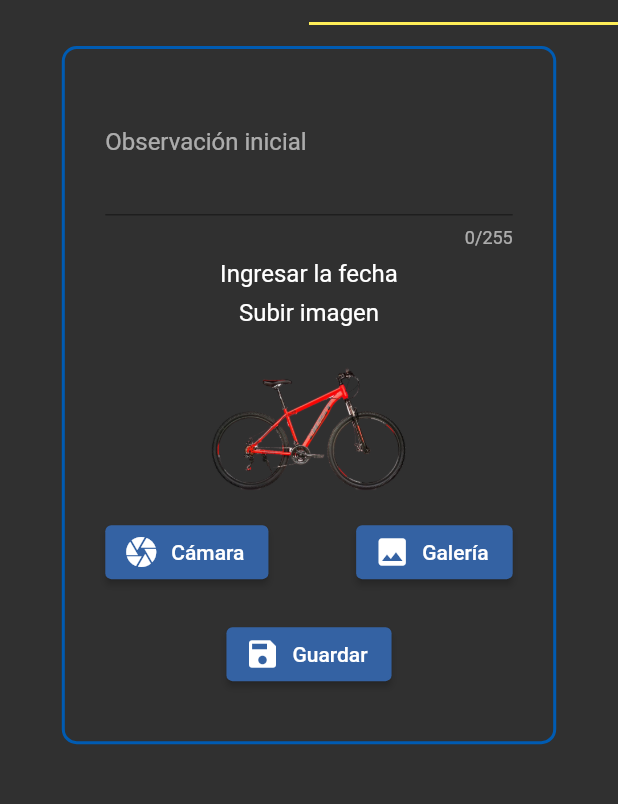
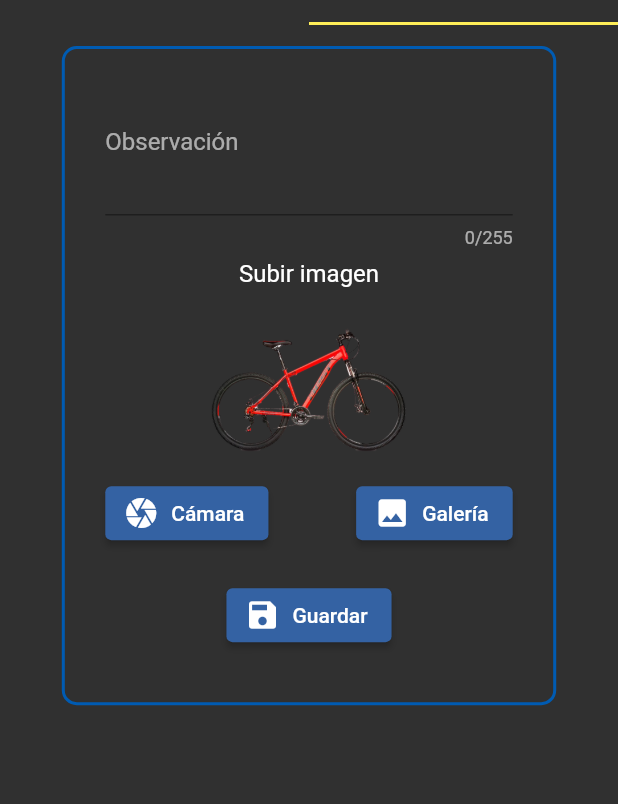
Before and after one commit to rvpichucho/ECUAVENTURE, a Flutter app: the BikeDetailsWidget screen opened directly with empty values, tab 2 chosen, on a phone screen of 412 x 824 dp, the part 47-851 px from its top. Run offline on Flutter 3.47's test engine with Material 2 defaults, Android fonts, the phone set to English and light mode, and no system bars; our stand-ins replace cloud_firestore, firebase_core, flutter_screenutil, image_picker, shared_preferences; missing offline and left inert: cloudinary_public; accounts and stored records are empty; generated files the repository leaves out were written again.

Commit message:
reservacion fecha x3

```diff
--- a/lib/src/services/fotos_service.dart
+++ b/lib/src/services/fotos_service.dart
@@ -8,7 +8,7 @@ import 'package:ecuaventure/src/models/foto_model.dart';
 class FotosService {
   FotosService();
 
-  final String _rootUrl = "https://trifasic-backend-9bc1e.web.app/api/foto";
+  final String _rootUrl = "https://ecuaventure-d9eb0.web.app/api/foto";
 
   Future<int> postFoto(Foto foto) async {
     try {
--- a/lib/src/widgets/reservation_details_form_widget.dart
+++ b/lib/src/widgets/reservation_details_form_widget.dart
@@ -69,15 +69,10 @@ class _ReservationDetailsFormWidgetState
                         validator: (value) {
                           return _validateObservacion(value!);
                         },
-                        decoration: const InputDecoration(
-                            labelText: "Observación inicial"),
+                        decoration:
+                            const InputDecoration(labelText: "Observación"),
                         maxLength: 255,
                         maxLines: 3),
-                    Padding(
-                      padding: const EdgeInsets.only(top: 7.0),
-                      child: Text("Ingresar la fecha",
-                          style: Theme.of(context).textTheme.subtitle1),
-                    ),
                     Padding(
                       padding: const EdgeInsets.symmetric(vertical: 7.0),
                       child: Text("Subir imagen",
```
